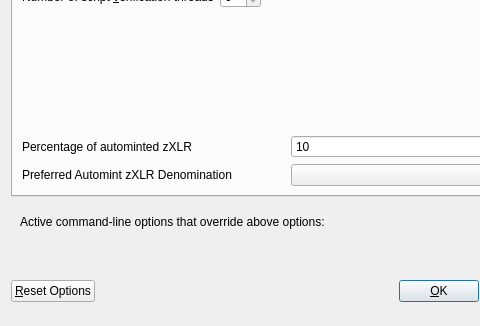
The window that src/qt/forms/optionsdialog.ui (listedlinked/newsvn) describes before a commit, drawn with Qt 5; both pictures show x 0 to 480 and y 116 to 442 of the 576 by 442 pixel window.
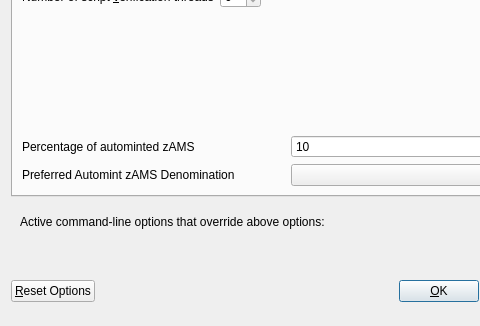
The same window after the commit. Custom widgets are drawn as their Qt base class.

```diff
--- a/src/qt/forms/optionsdialog.ui
+++ b/src/qt/forms/optionsdialog.ui
@@ -138,7 +138,7 @@
             <string>Percentage of incoming XLR which get automatically converted to zXLR via Zerocoin Protocol (min: 10%)</string>
            </property>
            <property name="text">
-            <string>Percentage of autominted zXLR</string>
+            <string>Percentage of autominted zAMS</string>
            </property>
           </widget>
          </item>
@@ -171,7 +171,7 @@
             <string>Wait with automatic conversion to Zerocoin until enough XLR for this denomination is available</string>
            </property>
            <property name="text">
-            <string>Preferred Automint zXLR Denomination</string>
+            <string>Preferred Automint zAMS Denomination</string>
            </property>
           </widget>
          </item>
```
Left out of the diff: 8 changed lines with no effect on the pictures.
